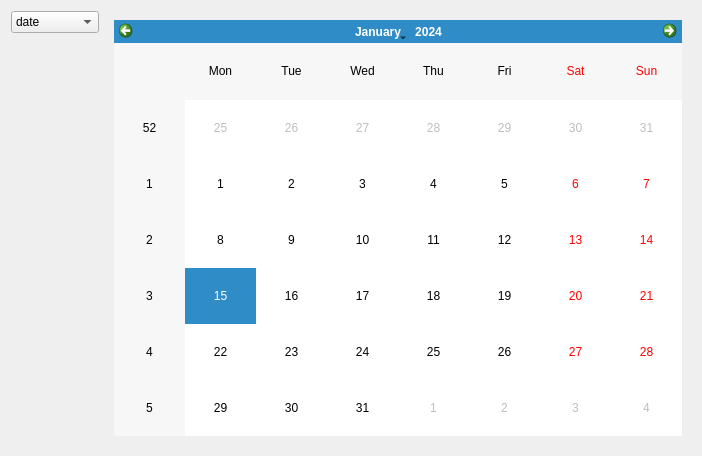
mozilla/mozregression, file gui/mozregui/ui/build_selection_helper.ui: the form before one commit.
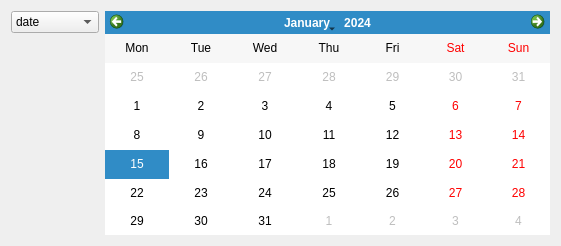
The form after the commit.

Commit message: [GUI] improve the layout for the calendar (wizard)

Diff of the .ui file:
```diff
--- a/gui/mozregui/ui/build_selection_helper.ui
+++ b/gui/mozregui/ui/build_selection_helper.ui
@@ -6,8 +6,8 @@
    <rect>
     <x>0</x>
     <y>0</y>
-    <width>702</width>
-    <height>456</height>
+    <width>561</width>
+    <height>246</height>
    </rect>
   </property>
   <property name="windowTitle">
@@ -62,8 +62,27 @@
      </property>
      <widget class="QWidget" name="calendar">
       <layout class="QVBoxLayout" name="verticalLayout_4">
+       <property name="spacing">
+        <number>0</number>
+       </property>
+       <property name="leftMargin">
+        <number>0</number>
+       </property>
+       <property name="topMargin">
+        <number>0</number>
+       </property>
+       <property name="rightMargin">
+        <number>0</number>
+       </property>
+       <property name="bottomMargin">
+        <number>0</number>
+       </property>
        <item>
-        <widget class="QCalendarWidget" name="date"/>
+        <widget class="QCalendarWidget" name="date">
+         <property name="verticalHeaderFormat">
+          <enum>QCalendarWidget::NoVerticalHeader</enum>
+         </property>
+        </widget>
        </item>
       </layout>
      </widget>
```
Left out of the diff: 45 changed lines with no effect on the pictures. The commit also changes 1 other file.
